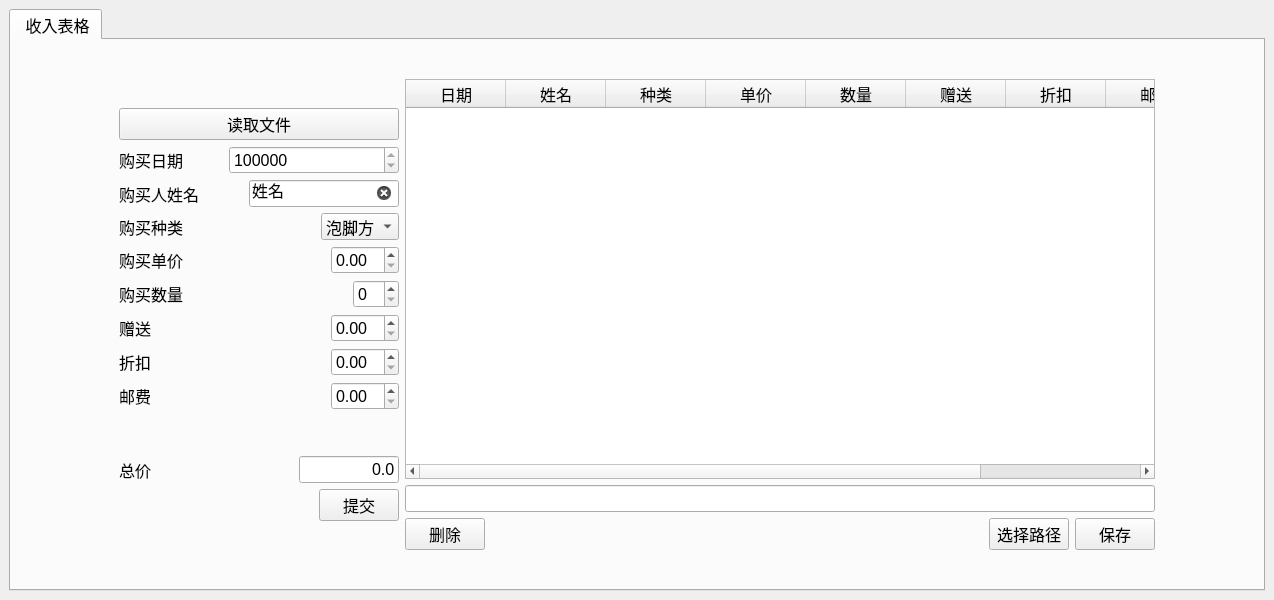
Old version of the form hfx.ui in the repository DongzhenHuangfu/My-Manage-App.
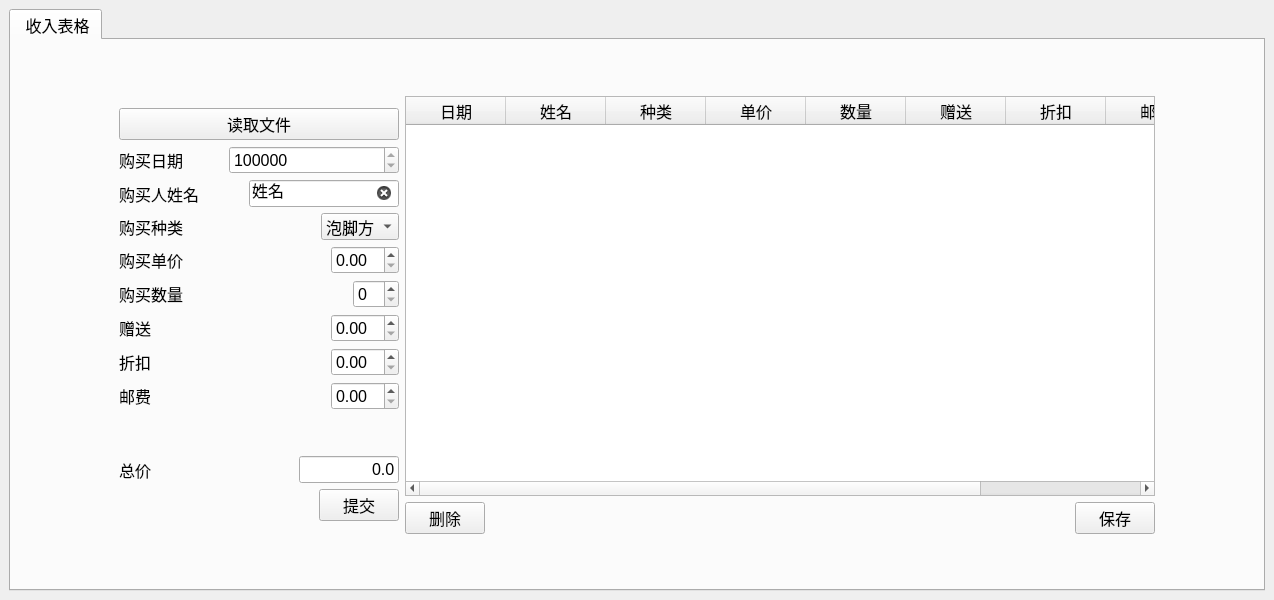
New version of the form.

Commit message:
feat: 点击保存直接选择路径保存
不需要先选择路径，然后把路径打印出来，再保存

Diff of the .ui file:
```diff
--- a/hfx.ui
+++ b/hfx.ui
@@ -654,16 +654,6 @@
               </column>
              </widget>
             </item>
-            <item>
-             <widget class="QLineEdit" name="LineSavePath">
-              <property name="minimumSize">
-               <size>
-                <width>300</width>
-                <height>0</height>
-               </size>
-              </property>
-             </widget>
-            </item>
             <item>
              <layout class="QHBoxLayout" name="horizontalLayout_2">
               <item>
@@ -686,13 +676,6 @@
                 </property>
                </spacer>
               </item>
-              <item>
-               <widget class="QPushButton" name="PushButtonSavePath">
-                <property name="text">
-                 <string>选择路径</string>
-                </property>
-               </widget>
-              </item>
               <item>
                <widget class="QPushButton" name="PushButtonSave">
                 <property name="text">
```
The commit also changes 2 other files.
